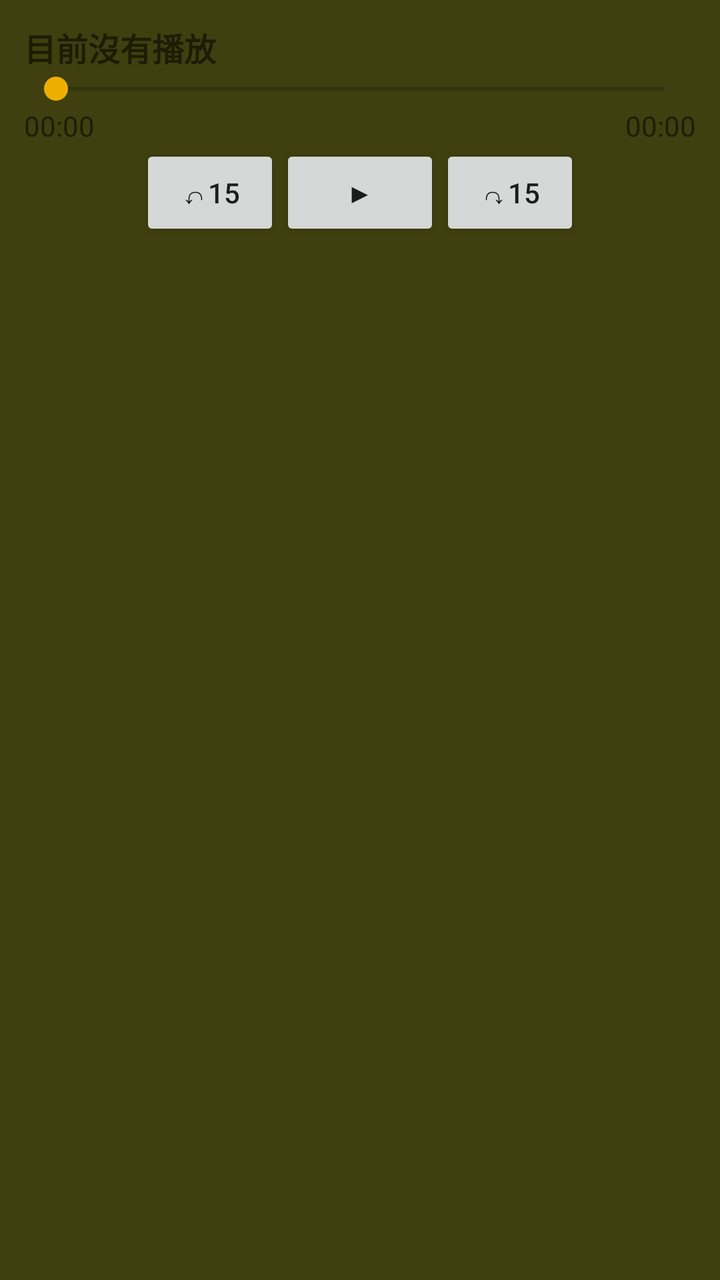
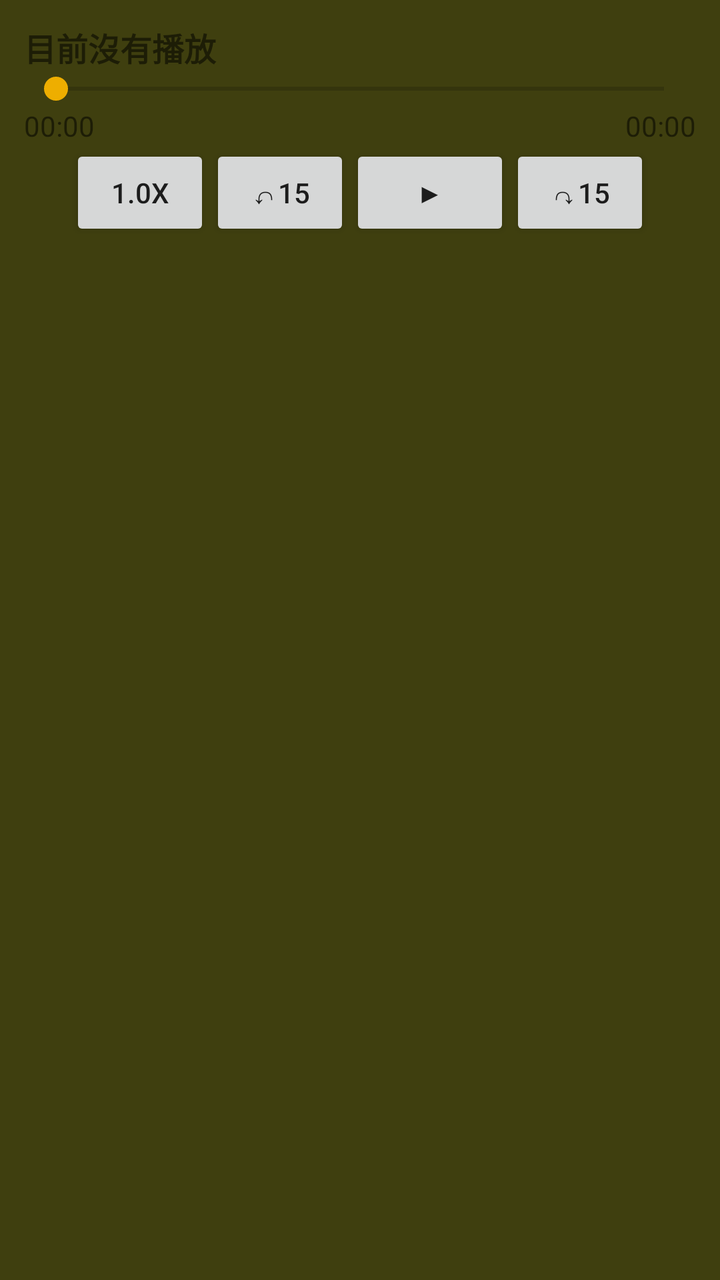

Screens rendered from an Android XML layout before and after an edit, with the pre-edit source and the edit as a unified diff.
<!-- AndroidManifest.xml: application theme Theme.HzPodcast -->
<!-- res/layout/view_player.xml -->
<?xml version="1.0" encoding="utf-8"?>
<LinearLayout
    xmlns:android="http://schemas.android.com/apk/res/android"
    android:layout_width="match_parent"
    android:layout_height="wrap_content"
    android:orientation="vertical"
    android:padding="12dp"
    android:background="@color/app_background" >

    <TextView
        android:id="@+id/txtPlayerTitle"
        android:layout_width="match_parent"
        android:layout_height="wrap_content"
        android:text="目前沒有播放"
        android:textSize="16sp"
        android:textStyle="bold"
        android:maxLines="1"
        android:ellipsize="end"/>
    <SeekBar
        android:id="@+id/playerSeekBar"
        android:layout_width="match_parent"
        android:layout_height="wrap_content"
        android:max="1000"/>
    <LinearLayout
        android:layout_width="match_parent"
        android:layout_height="wrap_content"
        android:orientation="horizontal">
        <TextView
            android:id="@+id/txtCurrentTime"
            android:layout_width="0dp"
            android:layout_height="wrap_content"
            android:layout_weight="1"
            android:text="00:00"/>
        <TextView
            android:id="@+id/txtDuration"
            android:layout_width="wrap_content"
            android:layout_height="wrap_content"
            android:text="00:00"/>
    </LinearLayout>

    <LinearLayout
        android:layout_width="match_parent"
        android:layout_height="wrap_content"
        android:gravity="center"
        android:orientation="horizontal">
        <Button
            android:id="@+id/btnBack15"
            android:layout_width="70dp"
            android:layout_height="wrap_content"
            android:text="↶15"/>
        <Button
            android:id="@+id/btnPlayPause"
            android:layout_width="80dp"
            android:layout_height="wrap_content"
            android:text="▶"/>
        <Button
            android:id="@+id/btnForward15"
            android:layout_width="70dp"
            android:layout_height="wrap_content"
            android:text="↷15"/>
    </LinearLayout>

</LinearLayout>
<!-- resources referenced by this layout -->
<resources>
  <color name="app_background">#FF3F3F0F</color>
  <style name="Theme.HzPodcast" parent="Theme.MaterialComponents.DayNight.NoActionBar">
          
          
          
          <item name="colorPrimaryDark">@color/my_actionbar_color</item>
          
          <item name="colorPrimary">@color/purple_700</item>
          <item name="colorPrimaryVariant">@color/purple_700</item>
          <item name="colorOnPrimary">@color/white</item>
          
          <item name="colorSecondary">@color/teal_200</item>
          <item name="colorSecondaryVariant">@color/teal_700</item>
          <item name="colorOnSecondary">@color/black</item>
          
          <item name="android:statusBarColor">?attr/colorPrimaryVariant</item>
          
          <item name="android:actionMenuTextAppearance">@style/MenuTextStyle</item>
      </style>
  <color name="my_actionbar_color">#FF3F3F0F</color>
  <color name="purple_700">#FFC125</color>
  <color name="white">#FFFFFFFA</color>
  <color name="teal_200">#EEAE00</color>
  <color name="teal_700">#ADAE20</color>
  <color name="black">#FF000000</color>
  <style name="MenuTextStyle">
          <item name="android:textColor">@android:color/holo_red_dark</item>
          <item name="android:textSize">30sp</item>
      </style>
</resources>

<!-- the commit's change to res/layout/view_player.xml (unified diff, before → after) -->
@@ -44,6 +44,11 @@
         android:gravity="center"
         android:orientation="horizontal">
         <Button
+            android:id="@+id/btnSpeed"
+            android:layout_width="70dp"
+            android:layout_height="wrap_content"
+            android:text="1.0x"/>
+        <Button
             android:id="@+id/btnBack15"
             android:layout_width="70dp"
             android:layout_height="wrap_content"
